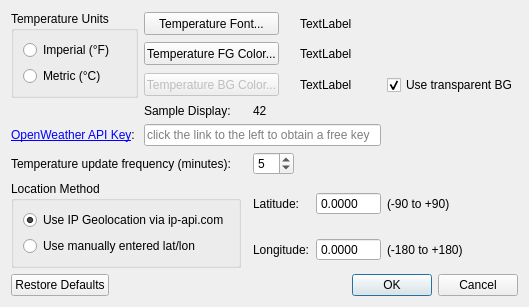
This is TrayTemperatureConfig.ui in blabes/TrayTemperature as Qt 5 draws it before an edit. The edited form follows.
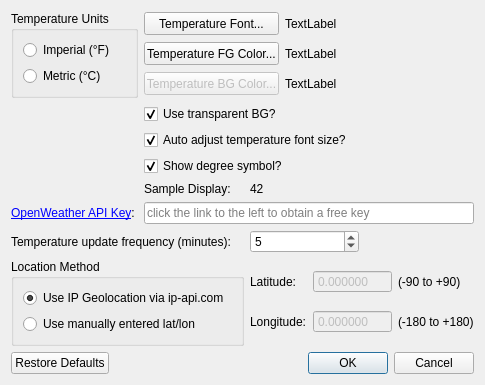
This is the edited form.

Commit message: Added options to display the degree symbol in the icon, and to have the program auto adjust the temperature's font size to fit in the tray icon; changed ISS files to allow user to request autorun on login during installation

The edit to the form file:
```diff
--- a/TrayTemperatureConfig.ui
+++ b/TrayTemperatureConfig.ui
@@ -6,122 +6,21 @@
    <rect>
     <x>0</x>
     <y>0</y>
-    <width>507</width>
-    <height>290</height>
+    <width>485</width>
+    <height>359</height>
    </rect>
   </property>
+  <property name="sizePolicy">
+   <sizepolicy hsizetype="Preferred" vsizetype="Preferred">
+    <horstretch>0</horstretch>
+    <verstretch>0</verstretch>
+   </sizepolicy>
+  </property>
   <property name="windowTitle">
    <string>TrayTemperatureConfig</string>
   </property>
-  <layout class="QGridLayout" name="gridLayout">
-   <item row="9" column="5">
-    <widget class="QDoubleSpinBox" name="spinBox_lat">
-     <property name="toolTip">
-      <string>&lt;html&gt;&lt;head/&gt;&lt;body&gt;&lt;p&gt;The latitude of your device, obtained either by ip-api.com or by you entering it manually.&lt;/p&gt;&lt;/body&gt;&lt;/html&gt;</string>
-     </property>
-     <property name="whatsThis">
-      <string>&lt;html&gt;&lt;head/&gt;&lt;body&gt;&lt;p&gt;The latitude of your device, obtained either by ip-api.com or by you entering it manually.&lt;/p&gt;&lt;/body&gt;&lt;/html&gt;</string>
-     </property>
-     <property name="buttonSymbols">
-      <enum>QAbstractSpinBox::NoButtons</enum>
-     </property>
-     <property name="decimals">
-      <number>4</number>
-     </property>
-     <property name="minimum">
-      <double>-90.000000000000000</double>
-     </property>
-     <property name="maximum">
-      <double>90.000000000000000</double>
-     </property>
-    </widget>
-   </item>
-   <item row="2" column="1" colspan="3">
-    <widget class="QPushButton" name="button_bgColor">
-     <property name="enabled">
-      <bool>false</bool>
-     </property>
-     <property name="maximumSize">
-      <size>
-       <width>135</width>
-       <height>23</height>
-      </size>
-     </property>
-     <property name="whatsThis">
-      <string>&lt;html&gt;&lt;head/&gt;&lt;body&gt;&lt;p&gt;The background color of the icon used to the display the temperature in the system tray&lt;/p&gt;&lt;/body&gt;&lt;/html&gt;</string>
-     </property>
-     <property name="text">
-      <string>Temperature BG Color...</string>
-     </property>
-    </widget>
-   </item>
-   <item row="9" column="3" colspan="2">
-    <widget class="QLabel" name="label_8">
-     <property name="text">
-      <string>Latitude:</string>
-     </property>
-    </widget>
-   </item>
-   <item row="9" column="6">
-    <widget class="QLabel" name="label">
-     <property name="text">
-      <string>(-90 to +90)</string>
-     </property>
-    </widget>
-   </item>
-   <item row="5" column="1">
-    <spacer name="verticalSpacer">
-     <property name="orientation">
-      <enum>Qt::Vertical</enum>
-     </property>
-     <property name="sizeHint" stdset="0">
-      <size>
-       <width>20</width>
-       <height>40</height>
-      </size>
-     </property>
-    </spacer>
-   </item>
-   <item row="9" column="0" rowspan="2" colspan="2">
-    <widget class="QGroupBox" name="groupBox_2">
-     <property name="whatsThis">
-      <string>&lt;html&gt;&lt;head/&gt;&lt;body&gt;&lt;p&gt;The method used to determine the location of your device.  By default, ip-api.com is used to make a guess based on your IP address.  If this doesn't work well for you, choose &amp;quot;Use manually entered lat/lon&amp;quot; and then enter your latitude and longitude.&lt;/p&gt;&lt;/body&gt;&lt;/html&gt;</string>
-     </property>
-     <property name="title">
-      <string>Location Method</string>
-     </property>
-     <layout class="QVBoxLayout" name="verticalLayout_2">
-      <item>
-       <widget class="QRadioButton" name="radio_useIpLocation">
-        <property name="text">
-         <string>Use IP Geolocation via ip-api.com</string>
-        </property>
-        <property name="checked">
-         <bool>true</bool>
-        </property>
-       </widget>
-      </item>
-      <item>
-       <widget class="QRadioButton" name="radio_useManualLocation">
-        <property name="text">
-         <string>Use manually entered lat/lon</string>
-        </property>
-       </widget>
-      </item>
-     </layout>
-    </widget>
-   </item>
-   <item row="4" column="1">
-    <widget class="QLabel" name="label_4">
-     <property name="whatsThis">
-      <string>&lt;html&gt;&lt;head/&gt;&lt;body&gt;&lt;p&gt;An approximation of what the temperature display will look like in the system tray.  Note that strange color choices like black on black, or white on transparent may result in temperature displays which are invisible.  Also, fonts which are too large or too small will yield interesting temperature displays.&lt;/p&gt;&lt;/body&gt;&lt;/html&gt;</string>
-     </property>
-     <property name="text">
-      <string>Sample Display:</string>
-     </property>
-    </widget>
-   </item>
-   <item row="0" column="0" rowspan="3">
+  <layout class="QGridLayout" name="gridLayout_3">
+   <item row="0" column="0">
     <widget class="QGroupBox" name="groupBox">
      <property name="whatsThis">
       <string>&lt;html&gt;&lt;head/&gt;&lt;body&gt;&lt;p&gt;The units in which the temperature will be displayed.&lt;/p&gt;&lt;/body&gt;&lt;/html&gt;</string>
@@ -147,117 +46,172 @@
      </layout>
     </widget>
    </item>
-   <item row="8" column="3">
-    <widget class="QSpinBox" name="spinBox_updateFrequency">
-     <property name="whatsThis">
-      <string>&lt;html&gt;&lt;head/&gt;&lt;body&gt;&lt;p&gt;How often the temperature is updated.  Defaults to every 5 minutes, with a minimum of 1 minute.&lt;/p&gt;&lt;/body&gt;&lt;/html&gt;</string>
-     </property>
-     <property name="minimum">
-      <number>1</number>
-     </property>
-     <property name="value">
-      <number>5</number>
-     </property>
-    </widget>
+   <item row="0" column="1" colspan="3">
+    <layout class="QGridLayout" name="gridLayout_2">
+     <item row="0" column="0">
+      <widget class="QPushButton" name="button_font">
+       <property name="sizePolicy">
+        <sizepolicy hsizetype="Minimum" vsizetype="Fixed">
+         <horstretch>0</horstretch>
+         <verstretch>0</verstretch>
+        </sizepolicy>
+       </property>
+       <property name="maximumSize">
+        <size>
+         <width>135</width>
+         <height>23</height>
+        </size>
+       </property>
+       <property name="whatsThis">
+        <string>The font used to display the temperature in the system tray</string>
+       </property>
+       <property name="text">
+        <string>Temperature Font...</string>
+       </property>
+      </widget>
+     </item>
+     <item row="0" column="1">
+      <widget class="QLabel" name="label_font">
+       <property name="sizePolicy">
+        <sizepolicy hsizetype="Expanding" vsizetype="Preferred">
+         <horstretch>0</horstretch>
+         <verstretch>0</verstretch>
+        </sizepolicy>
+       </property>
+       <property name="whatsThis">
+        <string>&lt;html&gt;&lt;head/&gt;&lt;body&gt;&lt;p&gt;The currently chosen font used to display the temperature&lt;/p&gt;&lt;/body&gt;&lt;/html&gt;</string>
+       </property>
+       <property name="text">
+        <string>TextLabel</string>
+       </property>
+      </widget>
+     </item>
+     <item row="1" column="0">
+      <widget class="QPushButton" name="button_fgColor">
+       <property name="maximumSize">
+        <size>
+         <width>135</width>
+         <height>23</height>
+        </size>
+       </property>
+       <property name="whatsThis">
+        <string>&lt;html&gt;&lt;head/&gt;&lt;body&gt;&lt;p&gt;The foreground color (font color) used to display the temperature in the system tray&lt;/p&gt;&lt;/body&gt;&lt;/html&gt;</string>
+       </property>
+       <property name="text">
+        <string>Temperature FG Color...</string>
+       </property>
+      </widget>
+     </item>
+     <item row="1" column="1">
+      <widget class="QLabel" name="label_fgColor">
+       <property name="sizePolicy">
+        <sizepolicy hsizetype="Expanding" vsizetype="Preferred">
+         <horstretch>0</horstretch>
+         <verstretch>0</verstretch>
+        </sizepolicy>
+       </property>
+       <property name="whatsThis">
+        <string>&lt;html&gt;&lt;head/&gt;&lt;body&gt;&lt;p&gt;The currently chosen foreground color (font color) used to display the temperature&lt;/p&gt;&lt;/body&gt;&lt;/html&gt;</string>
+       </property>
+       <property name="text">
+        <string>TextLabel</string>
+       </property>
+      </widget>
+     </item>
+     <item row="2" column="0">
+      <widget class="QPushButton" name="button_bgColor">
+       <property name="enabled">
+        <bool>false</bool>
+       </property>
+       <property name="maximumSize">
+        <size>
+         <width>135</width>
+         <height>23</height>
+        </size>
+       </property>
+       <property name="whatsThis">
+        <string>&lt;html&gt;&lt;head/&gt;&lt;body&gt;&lt;p&gt;The background color of the icon used to the display the temperature in the system tray&lt;/p&gt;&lt;/body&gt;&lt;/html&gt;</string>
+       </property>
+       <property name="text">
+        <string>Temperature BG Color...</string>
+       </property>
+      </widget>
+     </item>
+     <item row="2" column="1">
+      <widget class="QLabel" name="label_bgColor">
+       <property name="whatsThis">
+        <string>&lt;html&gt;&lt;head/&gt;&lt;body&gt;&lt;p&gt;The currently chosen background color of the icon used to display the temperature&lt;/p&gt;&lt;/body&gt;&lt;/html&gt;</string>
+       </property>
+       <property name="text">
+        <string>TextLabel</string>
+       </property>
+      </widget>
+     </item>
+    </layout>
    </item>
-   <item row="10" column="5">
-    <widget class="QDoubleSpinBox" name="spinBox_lon">
-     <property name="whatsThis">
-      <string>&lt;html&gt;&lt;head/&gt;&lt;body&gt;&lt;p&gt;The longitude of your device, obtained either by ip-api.com or by you entering it manually.&lt;/p&gt;&lt;/body&gt;&lt;/html&gt;</string>
-     </property>
-     <property name="buttonSymbols">
-      <enum>QAbstractSpinBox::NoButtons</enum>
-     </property>
-     <property name="decimals">
-      <number>4</number>
-     </property>
-     <property name="minimum">
-      <double>-180.000000000000000</double>
-     </property>
-     <property name="maximum">
-      <double>180.000000000000000</double>
-     </property>
-    </widget>
-   </item>
-   <item row="2" column="6">
+   <item row="1" column="1" colspan="2">
     <widget class="QCheckBox" name="checkBox_transparentBg">
      <property name="whatsThis">
       <string>&lt;html&gt;&lt;head/&gt;&lt;body&gt;&lt;p&gt;If checked, give the icon used to display the temperature a transparent background.  Otherwise, use the color chosen using the &amp;quot;Temperature BG Color...&amp;quot; dialog.&lt;/p&gt;&lt;/body&gt;&lt;/html&gt;</string>
      </property>
      <property name="text">
-      <string>Use transparent BG</string>
+      <string>Use transparent BG?</string>
      </property>
      <property name="checked">
       <bool>true</bool>
      </property>
     </widget>
    </item>
-   <item row="1" column="1" colspan="3">
-    <widget class="QPushButton" name="button_fgColor">
-     <property name="maximumSize">
-      <size>
-       <width>135</width>
-       <height>23</height>
-      </size>
-     </property>
+   <item row="2" column="1" colspan="3">
+    <widget class="QCheckBox" name="checkBox_autoSizeFont">
      <property name="whatsThis">
       <string>&lt;html&gt;&lt;head/&gt;&lt;body&gt;&lt;p&gt;The foreground color (font color) used to display the temperature in the system tray&lt;/p&gt;&lt;/body&gt;&lt;/html&gt;</string>
      </property>
      <property name="text">
-      <string>Temperature FG Color...</string>
+      <string>Auto adjust temperature font size?</string>
      </property>
+     <property name="checked">
+      <bool>true</bool>
+     </property>
     </widget>
    </item>
-   <item row="2" column="4" colspan="2">
-    <widget class="QLabel" name="label_bgColor">
+   <item row="3" column="1" colspan="2">
+    <widget class="QCheckBox" name="checkBox_showDegreeSymbol">
      <property name="whatsThis">
       <string>&lt;html&gt;&lt;head/&gt;&lt;body&gt;&lt;p&gt;The currently chosen background color of the icon used to display the temperature&lt;/p&gt;&lt;/body&gt;&lt;/html&gt;</string>
      </property>
      <property name="text">
-      <string>TextLabel</string>
+      <string>Show degree symbol?</string>
      </property>
+     <property name="checked">
+      <bool>true</bool>
+     </property>
     </widget>
    </item>
-   <item row="4" column="3">
-    <widget class="QLabel" name="label_sampleDisplay">
+   <item row="4" column="1">
+    <widget class="QLabel" name="label_4">
      <property name="whatsThis">
       <string>&lt;html&gt;&lt;head/&gt;&lt;body&gt;&lt;p&gt;An approximation of what the temperature display will look like in the system tray. Note that strange color choices like black on black, or white on transparent may result in temperature displays which are invisible. Also, fonts which are too large or too small will yield interesting temperature displays.&lt;/p&gt;&lt;/body&gt;&lt;/html&gt;</string>
      </property>
      <property name="text">
-      <string>42</string>
+      <string>Sample Display:</string>
      </property>
     </widget>
    </item>
-   <item row="1" column="4" colspan="3">
-    <widget class="QLabel" name="label_fgColor">
-     <property name="sizePolicy">
-      <sizepolicy hsizetype="Expanding" vsizetype="Preferred">
-       <horstretch>0</horstretch>
-       <verstretch>0</verstretch>
-      </sizepolicy>
+   <item row="5" column="0">
+    <widget class="QLabel" name="label_openWeatherApiKey">
+     <property name="toolTip">
+      <string>&lt;html&gt;&lt;head/&gt;&lt;body&gt;&lt;p&gt;Click to obtain a free OpenWeather API Key at&lt;/p&gt;&lt;p&gt;https://home.openweathermap.org/users/sign_up&lt;/p&gt;&lt;/body&gt;&lt;/html&gt;</string>
      </property>
      <property name="whatsThis">
       <string>&lt;html&gt;&lt;head/&gt;&lt;body&gt;&lt;p&gt;The currently chosen foreground color (font color) used to display the temperature&lt;/p&gt;&lt;/body&gt;&lt;/html&gt;</string>
      </property>
      <property name="text">
-      <string>TextLabel</string>
+      <string>&lt;html&gt;&lt;head/&gt;&lt;body&gt;&lt;p&gt;&lt;a href=&quot;https://home.openweathermap.org/users/sign_up&quot;&gt;&lt;span style=&quot; text-decoration: underline; color:#0000ff;&quot;&gt;OpenWeather API Key&lt;/span&gt;&lt;/a&gt;:&lt;/p&gt;&lt;/body&gt;&lt;/html&gt;</string>
      </property>
     </widget>
    </item>
-   <item row="7" column="1">
-    <spacer name="verticalSpacer_2">
-     <property name="orientation">
-      <enum>Qt::Vertical</enum>
-     </property>
-     <property name="sizeHint" stdset="0">
-      <size>
-       <width>20</width>
-       <height>40</height>
-      </size>
-     </property>
-    </spacer>
-   </item>
-   <item row="6" column="1" colspan="5">
+   <item row="5" column="1" colspan="3">
     <widget class="QLineEdit" name="lineEdit_openWeatherApiKey">
      <property name="whatsThis">
       <string>&lt;html&gt;&lt;head/&gt;&lt;body&gt;&lt;p&gt;The API Key used to communicate with OpenWeatherMap.org. You must obtain your own free API Key by visiting the link to the left (https://home.openweathermap.org/users/sign_up). You then paste that key here the first time you run TrayTemperature.&lt;/p&gt;&lt;/body&gt;&lt;/html&gt;</string>
@@ -267,95 +221,122 @@
      </property>
     </widget>
    </item>
-   <item row="8" column="0" colspan="2">
+   <item row="6" column="0" colspan="2">
     <widget class="QLabel" name="label_7">
      <property name="text">
       <string>Temperature update frequency (minutes):</string>
      </property>
     </widget>
    </item>
-   <item row="6" column="0">
-    <widget class="QLabel" name="label_openWeatherApiKey">
-     <property name="toolTip">
-      <string>&lt;html&gt;&lt;head/&gt;&lt;body&gt;&lt;p&gt;Click to obtain a free OpenWeather API Key at&lt;/p&gt;&lt;p&gt;https://home.openweathermap.org/users/sign_up&lt;/p&gt;&lt;/body&gt;&lt;/html&gt;</string>
-     </property>
+   <item row="7" column="0" colspan="2">
+    <widget class="QGroupBox" name="groupBox_2">
      <property name="whatsThis">
       <string>&lt;html&gt;&lt;head/&gt;&lt;body&gt;&lt;p&gt;The API Key used to communicate with OpenWeatherMap.org. You must obtain your own free API Key by visiting this link (https://home.openweathermap.org/users/sign_up). You then paste that key here the first time you run TrayTemperature.&lt;/p&gt;&lt;/body&gt;&lt;/html&gt;</string>
      </property>
-     <property name="text">
-      <string>&lt;html&gt;&lt;head/&gt;&lt;body&gt;&lt;p&gt;&lt;a href=&quot;https://home.openweathermap.org/users/sign_up&quot;&gt;&lt;span style=&quot; text-decoration: underline; color:#0000ff;&quot;&gt;OpenWeather API Key&lt;/span&gt;&lt;/a&gt;:&lt;/p&gt;&lt;/body&gt;&lt;/html&gt;</string>
+     <property name="title">
+      <string>Location Method</string>
      </property>
-     <property name="openExternalLinks">
-      <bool>true</bool>
-     </property>
+     <layout class="QVBoxLayout" name="verticalLayout_2">
+      <item>
+       <widget class="QRadioButton" name="radio_useIpLocation">
+        <property name="text">
+         <string>Use IP Geolocation via ip-api.com</string>
+        </property>
+        <property name="checked">
+         <bool>true</bool>
+        </property>
+       </widget>
+      </item>
+      <item>
+       <widget class="QRadioButton" name="radio_useManualLocation">
+        <property name="text">
+         <string>Use manually entered lat/lon</string>
+        </property>
+       </widget>
+      </item>
+     </layout>
     </widget>
    </item>
-   <item row="9" column="2">
-    <spacer name="horizontalSpacer">
-     <property name="orientation">
-      <enum>Qt::Horizontal</enum>
-     </property>
-     <property name="sizeHint" stdset="0">
-      <size>
-       <width>40</width>
-       <height>20</height>
-      </size>
-     </property>
-    </spacer>
+   <item row="7" column="2" colspan="2">
+    <layout class="QGridLayout" name="gridLayout">
+     <item row="0" column="0">
+      <widget class="QLabel" name="label_8">
+       <property name="text">
+        <string>Latitude:</string>
+       </property>
+      </widget>
+     </item>
+     <item row="0" column="1">
+      <widget class="QDoubleSpinBox" name="spinBox_lat">
+       <property name="enabled">
+        <bool>false</bool>
+       </property>
+       <property name="toolTip">
+        <string>&lt;html&gt;&lt;head/&gt;&lt;body&gt;&lt;p&gt;The latitude of your device, obtained either by ip-api.com or by you entering it manually.&lt;/p&gt;&lt;/body&gt;&lt;/html&gt;</string>
+       </property>
+       <property name="whatsThis">
+        <string>&lt;html&gt;&lt;head/&gt;&lt;body&gt;&lt;p&gt;The latitude of your device, obtained either by ip-api.com or by you entering it manually.&lt;/p&gt;&lt;/body&gt;&lt;/html&gt;</string>
+       </property>
+       <property name="buttonSymbols">
+        <enum>QAbstractSpinBox::NoButtons</enum>
+       </property>
+       <property name="decimals">
+        <number>6</number>
+       </property>
+       <property name="minimum">
+        <double>-90.000000000000000</double>
+       </property>
+       <property name="maximum">
+        <double>90.000000000000000</double>
+       </property>
+      </widget>
+     </item>
+     <item row="0" column="2" colspan="2">
+      <widget class="QLabel" name="label">
+       <property name="text">
+        <string>(-90 to +90)</string>
+       </property>
+      </widget>
+     </item>
+     <item row="1" column="0">
+      <widget class="QLabel" name="label_9">
+       <property name="text">
+        <string>Longitude:</string>
+       </property>
+      </widget>
+     </item>
+     <item row="1" column="1">
+      <widget class="QDoubleSpinBox" name="spinBox_lon">
+       <property name="enabled">
+        <bool>false</bool>
+       </property>
+       <property name="whatsThis">
+        <string>&lt;html&gt;&lt;head/&gt;&lt;body&gt;&lt;p&gt;The longitude of your device, obtained either by ip-api.com or by you entering it manually.&lt;/p&gt;&lt;/body&gt;&lt;/html&gt;</string>
+       </property>
+       <property name="buttonSymbols">
+        <enum>QAbstractSpinBox::NoButtons</enum>
+       </property>
+       <property name="decimals">
+        <number>6</number>
+       </property>
+       <property name="minimum">
+        <double>-180.000000000000000</double>
+       </property>
+       <property name="maximum">
+        <double>180.000000000000000</double>
+       </property>
+      </widget>
+     </item>
+     <item row="1" column="2" colspan="2">
+      <widget class="QLabel" name="label_2">
+       <property name="text">
+        <string>(-180 to +180)</string>
+       </property>
+      </widget>
+     </item>
+    </layout>
    </item>
-   <item row="10" column="3" colspan="2">
-    <widget class="QLabel" name="label_9">
-     <property name="text">
-      <string>Longitude:</string>
-     </property>
-    </widget>
-   </item>
-   <item row="10" column="6">
-    <widget class="QLabel" name="label_2">
-     <property name="text">
-      <string>(-180 to +180)</string>
-     </property>
-    </widget>
-   </item>
-   <item row="0" column="4" colspan="3">
-    <widget class="QLabel" name="label_font">
-     <property name="sizePolicy">
-      <sizepolicy hsizetype="Expanding" vsizetype="Preferred">
-       <horstretch>0</horstretch>
-       <verstretch>0</verstretch>
-      </sizepolicy>
-     </property>
-     <property name="whatsThis">
-      <string>&lt;html&gt;&lt;head/&gt;&lt;body&gt;&lt;p&gt;The currently chosen font used to display the temperature&lt;/p&gt;&lt;/body&gt;&lt;/html&gt;</string>
-     </property>
-     <property name="text">
-      <string>TextLabel</string>
-     </property>
-    </widget>
-   </item>
-   <item row="0" column="1" colspan="3">
-    <widget class="QPushButton" name="button_font">
-     <property name="sizePolicy">
-      <sizepolicy hsizetype="Minimum" vsizetype="Fixed">
-       <horstretch>0</horstretch>
-       <verstretch>0</verstretch>
-      </sizepolicy>
-     </property>
-     <property name="maximumSize">
-      <size>
-       <width>135</width>
-       <height>23</height>
-      </size>
-     </property>
-     <property name="whatsThis">
-      <string>The font used to display the temperature in the system tray</string>
-     </property>
-     <property name="text">
-      <string>Temperature Font...</string>
-     </property>
-    </widget>
-   </item>
-   <item row="11" column="0" colspan="7">
+   <item row="8" column="0" colspan="4">
     <widget class="QDialogButtonBox" name="buttonBox_main">
      <property name="whatsThis">
       <string>&lt;html&gt;&lt;head/&gt;&lt;body&gt;&lt;p&gt;Click &amp;quot;OK&amp;quot; to accept all changes, or &amp;quot;Cancel&amp;quot; to ignore your changes.  If you manage to really mess things up, click &amp;quot;Restore Defaults&amp;quot; to get back to some reasonable default values.&lt;/p&gt;&lt;/body&gt;&lt;/html&gt;</string>
@@ -368,6 +349,32 @@
      </property>
     </widget>
    </item>
+   <item row="4" column="2">
+    <widget class="QLabel" name="label_sampleDisplay">
+     <property name="whatsThis">
+      <string>&lt;html&gt;&lt;head/&gt;&lt;body&gt;&lt;p&gt;An approximation of what the temperature display will look like in the system tray. Note that strange color choices like black on black, or white on transparent may result in temperature displays which are invisible. Also, fonts which are too large or too small will yield interesting temperature displays.&lt;/p&gt;&lt;/body&gt;&lt;/html&gt;</string>
+     </property>
+     <property name="text">
+      <string>42</string>
+     </property>
+    </widget>
+   </item>
+   <item row="6" column="2">
+    <widget class="QSpinBox" name="spinBox_updateFrequency">
+     <property name="whatsThis">
+      <string>&lt;html&gt;&lt;head/&gt;&lt;body&gt;&lt;p&gt;How often the temperature is updated.  Defaults to every 5 minutes, with a minimum of 1 minute.&lt;/p&gt;&lt;/body&gt;&lt;/html&gt;</string>
+     </property>
+     <property name="minimum">
+      <number>1</number>
+     </property>
+     <property name="maximum">
+      <number>1440</number>
+     </property>
+     <property name="value">
+      <number>5</number>
+     </property>
+    </widget>
+   </item>
   </layout>
  </widget>
  <resources/>
```
Left out of the diff: 13 changed lines with no effect on the pictures. The commit also changes 5 other files.
